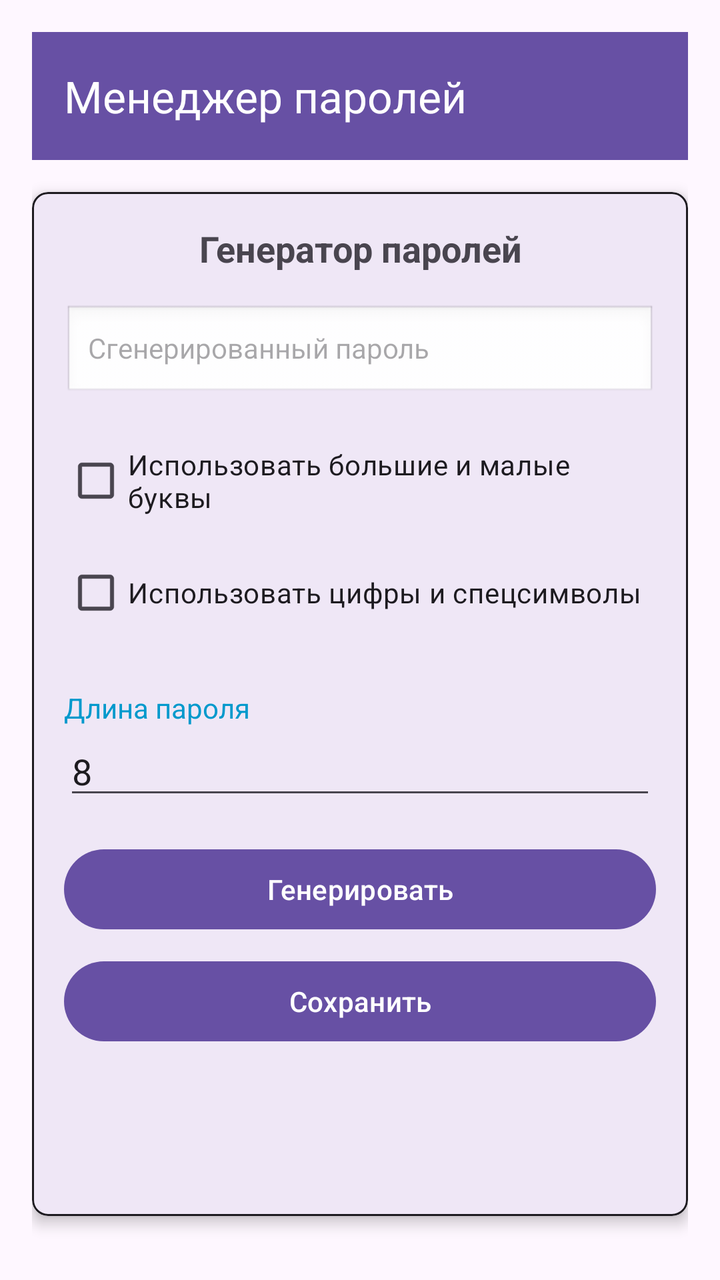
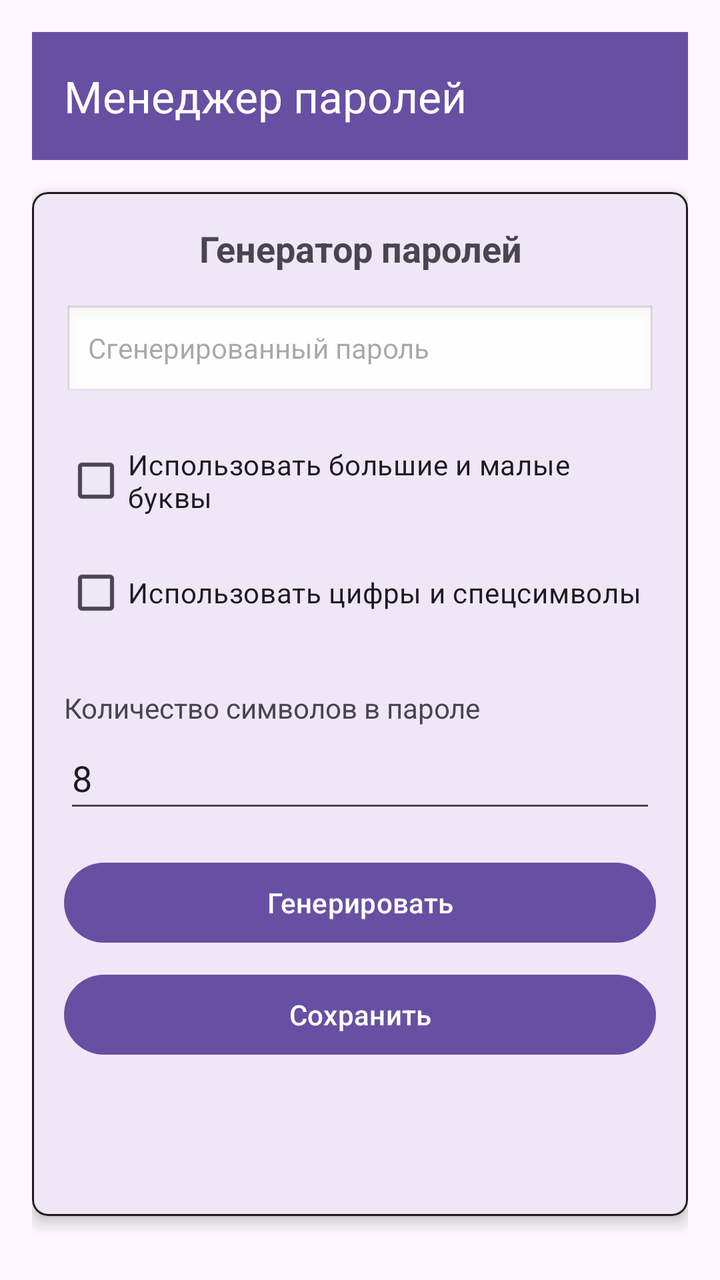

Compare the two renders of this Android layout. The source of the first and the diff that turns it into the second are given below.
<!-- AndroidManifest.xml: activity theme Theme.PassManager -->
<!-- res/layout/activity_main.xml -->
<?xml version="1.0" encoding="utf-8"?>
<androidx.drawerlayout.widget.DrawerLayout xmlns:android="http://schemas.android.com/apk/res/android"
    xmlns:app="http://schemas.android.com/apk/res-auto"
    android:id="@+id/drawerLayout"
    android:layout_width="match_parent"
    android:layout_height="match_parent"
    android:fitsSystemWindows="true">

    
    <LinearLayout
        android:layout_width="match_parent"
        android:layout_height="match_parent"
        android:orientation="vertical"
        android:padding="16dp"
        android:fitsSystemWindows="true">

        
        <androidx.appcompat.widget.Toolbar
            android:id="@+id/toolbar"
            android:layout_width="match_parent"
            android:layout_height="?attr/actionBarSize"
            android:background="?attr/colorPrimary"
            android:theme="@style/ThemeOverlay.AppCompat.Dark.ActionBar"
            app:popupTheme="@style/ThemeOverlay.AppCompat.Light"
            app:title="Менеджер паролей"
            android:layout_marginBottom="16dp" />

        
        <com.google.android.material.card.MaterialCardView
            android:layout_width="match_parent"
            android:layout_height="match_parent"
            android:layout_marginBottom="16dp"
            app:cardElevation="4dp"
            app:cardCornerRadius="8dp"
            app:cardBackgroundColor="?attr/colorSurface"
            app:strokeColor="?attr/colorOnSurface"
            app:strokeWidth="1dp">

            <LinearLayout
                android:layout_width="match_parent"
                android:layout_height="wrap_content"
                android:orientation="vertical"
                android:padding="16dp">

                <TextView
                    android:layout_width="match_parent"
                    android:layout_height="wrap_content"
                    android:text="Генератор паролей"
                    android:textSize="18sp"
                    android:textStyle="bold"
                    android:gravity="center"
                    android:layout_marginBottom="16dp" />

                <TextView
                    android:id="@+id/generatedPasswordText"
                    android:layout_width="match_parent"
                    android:layout_height="wrap_content"
                    android:hint="Сгенерированный пароль"
                    android:background="@android:drawable/edit_text"
                    android:padding="12dp"
                    android:layout_marginBottom="16dp" />

                <CheckBox
                    android:id="@+id/useLettersCheckBox"
                    android:layout_width="match_parent"
                    android:layout_height="wrap_content"
                    android:text="Использовать большие и малые буквы"
                    android:layout_marginBottom="8dp" />

                <CheckBox
                    android:id="@+id/useDigitsAndSpecialCheckBox"
                    android:layout_width="match_parent"
                    android:layout_height="wrap_content"
                    android:text="Использовать цифры и спецсимволы"
                    android:layout_marginBottom="16dp" />

                <TextView
                    android:id="@+id/passwordLengthHint"
                    android:layout_width="match_parent"
                    android:layout_height="wrap_content"
                    android:text="Длина пароля"
                    android:textColor="@android:color/holo_blue_dark"
                    android:gravity=""
                    android:layout_marginTop="8dp" />

                <EditText
                    android:id="@+id/passwordLengthEditText"
                    android:layout_width="match_parent"
                    android:layout_height="wrap_content"
                    android:hint="Длина пароля"
                    android:inputType="number"
                    android:text="8"
                    android:layout_marginBottom="16dp" />

                <Button
                    android:id="@+id/generateButton"
                    android:layout_width="match_parent"
                    android:layout_height="wrap_content"
                    android:text="Генерировать"
                    android:layout_marginBottom="8dp" />

                <Button
                    android:id="@+id/saveButton"
                    android:layout_width="match_parent"
                    android:layout_height="wrap_content"
                    android:text="Сохранить" />

                <TextView
                    android:id="@+id/masterPasswordStatusText"
                    android:layout_width="match_parent"
                    android:layout_height="wrap_content"
                    android:text="Мастер-пароль не задан. Сохранение недоступно!"
                    android:textColor="@android:color/holo_red_dark"
                    android:gravity="center"
                    android:layout_marginTop="8dp"
                    android:visibility="gone" />

            </LinearLayout>

        </com.google.android.material.card.MaterialCardView>

    </LinearLayout>

    
    <com.google.android.material.navigation.NavigationView
        android:id="@+id/navigationView"
        android:layout_width="wrap_content"
        android:layout_height="match_parent"
        android:layout_gravity="start"
        app:headerLayout="@layout/nav_header"
        app:menu="@menu/drawer_menu" />

</androidx.drawerlayout.widget.DrawerLayout>
<!-- res/layout/nav_header.xml (included above) -->
<?xml version="1.0" encoding="utf-8"?>
<LinearLayout xmlns:android="http://schemas.android.com/apk/res/android"
    android:layout_width="match_parent"
    android:layout_height="?attr/actionBarSize"
    android:orientation="vertical"
    android:padding="16dp"
    android:background="?attr/colorPrimary"
    android:theme="@style/ThemeOverlay.AppCompat.Dark">

    <TextView
        android:layout_width="match_parent"
        android:layout_height="wrap_content"
        android:text="Менеджер паролей"
        android:textAppearance="@style/TextAppearance.AppCompat.Body1"
        android:textSize="18sp" />

</LinearLayout>
<!-- resources referenced by this layout -->
<resources>
  <style name="Theme.PassManager" parent="Theme.Material3.DayNight.NoActionBar" />
</resources>

<!-- the commit's change to res/layout/activity_main.xml (unified diff, before → after) -->
@@ -78,8 +78,7 @@
                     android:id="@+id/passwordLengthHint"
                     android:layout_width="match_parent"
                     android:layout_height="wrap_content"
-                    android:text="Длина пароля"
-                    android:textColor="@android:color/holo_blue_dark"
+                    android:text="Количество символов в пароле"
                     android:gravity=""
                     android:layout_marginTop="8dp" />
 
@@ -90,7 +89,8 @@
                     android:hint="Длина пароля"
                     android:inputType="number"
                     android:text="8"
-                    android:layout_marginBottom="16dp" />
+                    android:layout_marginBottom="16dp"
+                    android:minHeight="48dp" />
 
                 <Button
                     android:id="@+id/generateButton"
